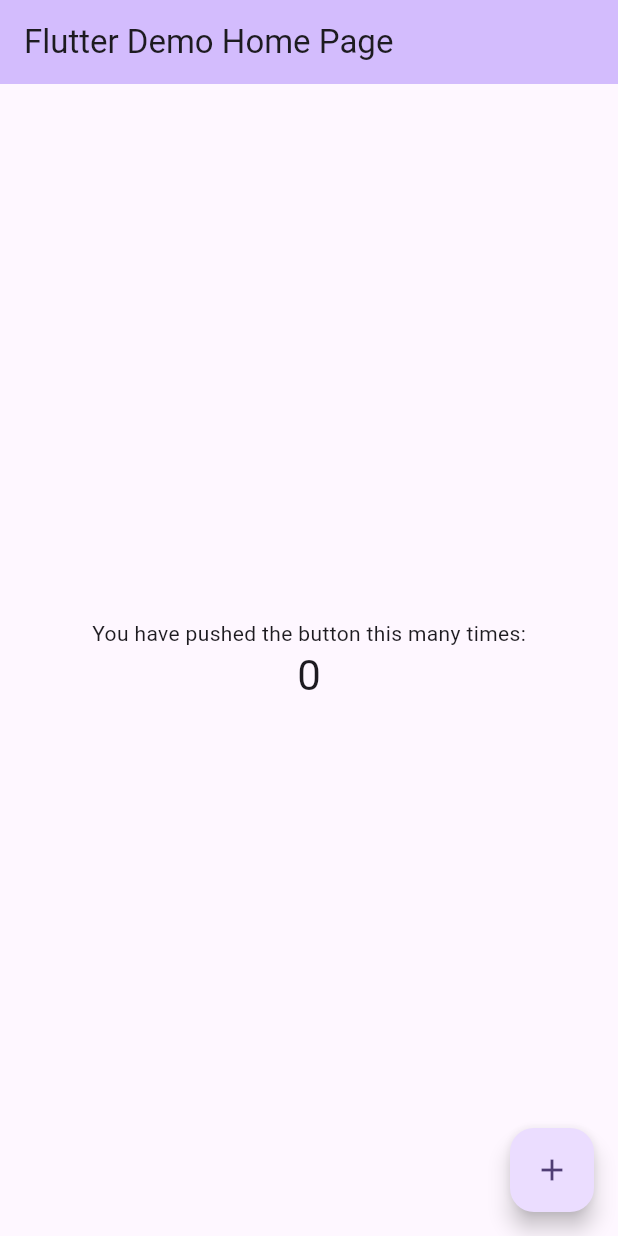
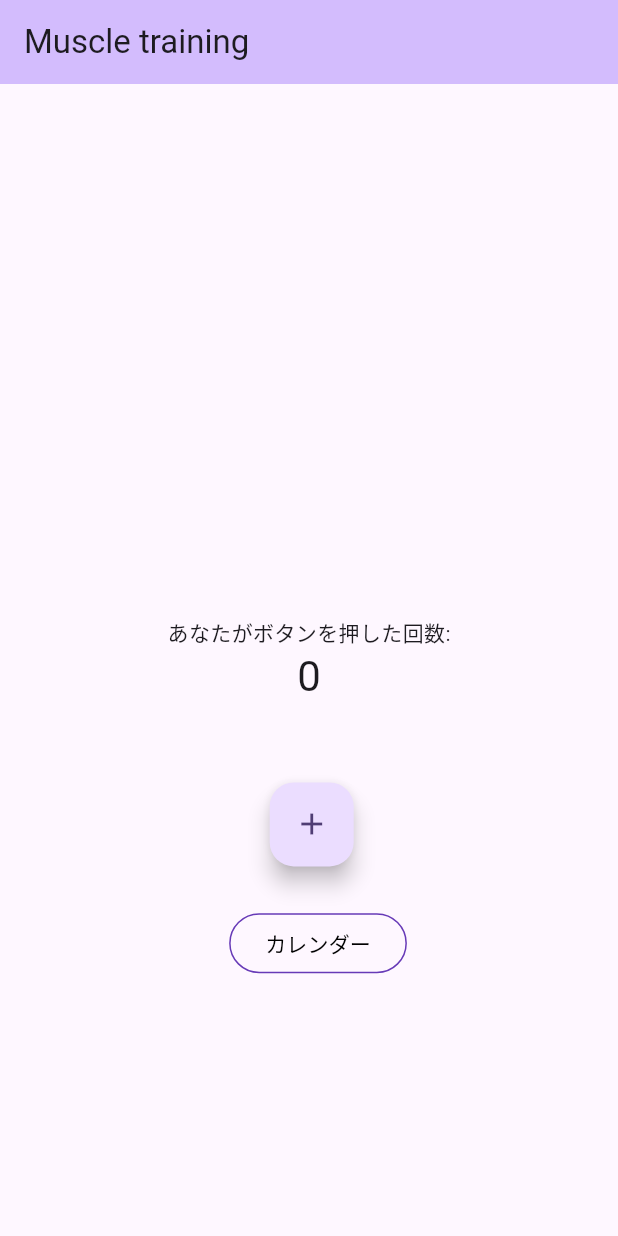
Before and after one commit to tsuchida-y/MuscleManagement_app, a Flutter app: the screen it shows after launch, on a phone screen of 412 x 824 dp. Run offline on Flutter 3.47's test engine with Material 3 defaults, Android fonts, the phone set to English and light mode, and no system bars; our stand-ins replace table_calendar.

Commit message:
基本画面の作成とカレンダーの作成

```diff
--- a/lib/main.dart
+++ b/lib/main.dart
@@ -1,53 +1,29 @@
 import 'package:flutter/material.dart';
+import 'calendar_page.dart';
 
 void main() {
-  runApp(const MyApp());
+  runApp(const MyApp()); //constで宣言した変数は変えることができない
 }
 
 class MyApp extends StatelessWidget {
   const MyApp({super.key});
-
-  // This widget is the root of your application.
   @override
   Widget build(BuildContext context) {
     return MaterialApp(
-      title: 'Flutter Demo',
+      title: 'Flutter',
       theme: ThemeData(
-        // This is the theme of your application.
-        //
-        // TRY THIS: Try running your application with "flutter run". You'll see
-        // the application has a blue toolbar. Then, without quitting the app,
-        // try changing the seedColor in the colorScheme below to Colors.green
-        // and then invoke "hot reload" (save your changes or press the "hot
-        // reload" button in a Flutter-supported IDE, or press "r" if you used
-        // the command line to start the app).
-        //
-        // Notice that the counter didn't reset back to zero; the application
-        // state is not lost during the reload. To reset the state, use hot
-        // restart instead.
-        //
-        // This works for code too, not just values: Most code changes can be
-        // tested with just a hot reload.
-        colorScheme: ColorScheme.fromSeed(seedColor: Colors.deepPurple),
+        //ウィジェットツリーの全体的なビジュアルテーマをカスタマイズするためのクラス。
+        colorScheme: ColorScheme.fromSeed(
+            seedColor: Colors.deepPurple), //作成したパレットからいい感じにしてくれる
         useMaterial3: true,
       ),
-      home: const MyHomePage(title: 'Flutter Demo Home Page'),
+      home: const MyHomePage(title: 'Muscle training'),
     );
   }
 }
 
 class MyHomePage extends StatefulWidget {
   const MyHomePage({super.key, required this.title});
-
-  // This widget is the home page of your application. It is stateful, meaning
-  // that it has a State object (defined below) that contains fields that affect
-  // how it looks.
-
-  // This class is the configuration for the state. It holds the values (in this
-  // case the title) provided by the parent (in this case the App widget) and
-  // used by the build method of the State. Fields in a Widget subclass are
-  // always marked "final".
-
   final String title;
 
   @override
@@ -55,71 +31,65 @@ class MyHomePage extends StatefulWidget {
 }
 
 class _MyHomePageState extends State<MyHomePage> {
-  int _counter = 0;
+  int counter = 0;
 
   void _incrementCounter() {
     setState(() {
-      // This call to setState tells the Flutter framework that something has
-      // changed in this State, which causes it to rerun the build method below
-      // so that the display can reflect the updated values. If we changed
-      // _counter without calling setState(), then the build method would not be
-      // called again, and so nothing would appear to happen.
-      _counter++;
+      counter++;
     });
   }
 
   @override
   Widget build(BuildContext context) {
-    // This method is rerun every time setState is called, for instance as done
-    // by the _incrementCounter method above.
-    //
-    // The Flutter framework has been optimized to make rerunning build methods
-    // fast, so that you can just rebuild anything that needs updating rather
-    // than having to individually change instances of widgets.
     return Scaffold(
       appBar: AppBar(
-        // TRY THIS: Try changing the color here to a specific color (to
-        // Colors.amber, perhaps?) and trigger a hot reload to see the AppBar
-        // change color while the other colors stay the same.
         backgroundColor: Theme.of(context).colorScheme.inversePrimary,
-        // Here we take the value from the MyHomePage object that was created by
-        // the App.build method, and use it to set our appbar title.
         title: Text(widget.title),
       ),
       body: Center(
-        // Center is a layout widget. It takes a single child and positions it
-        // in the middle of the parent.
         child: Column(
-          // Column is also a layout widget. It takes a list of children and
-          // arranges them vertically. By default, it sizes itself to fit its
-          // children horizontally, and tries to be as tall as its parent.
-          //
-          // Column has various properties to control how it sizes itself and
-          // how it positions its children. Here we use mainAxisAlignment to
-          // center the children vertically; the main axis here is the vertical
-          // axis because Columns are vertical (the cross axis would be
-          // horizontal).
-          //
-          // TRY THIS: Invoke "debug painting" (choose the "Toggle Debug Paint"
-          // action in the IDE, or press "p" in the console), to see the
-          // wireframe for each widget.
           mainAxisAlignment: MainAxisAlignment.center,
           children: <Widget>[
             const Text(
-              'You have pushed the button this many times:',
+              'あなたがボタンを押した回数:',
             ),
             Text(
-              '$_counter',
+              '$counter',
               style: Theme.of(context).textTheme.headlineMedium,
             ),
           ],
         ),
       ),
-      floatingActionButton: FloatingActionButton(
-        onPressed: _incrementCounter,
-        tooltip: 'Increment',
-        child: const Icon(Icons.add),
-      ), // This trailing comma makes auto-formatting nicer for build methods.
+      floatingActionButton: Stack(
+        //複数の子ウィジェットを重ねて表示する
+        children: <Widget>[
+          Align(
+            alignment: const Alignment(0.1, 0.4),
+            child: FloatingActionButton(
+              onPressed: _incrementCounter,
+              tooltip: 'Increment',
+              child: const Icon(Icons.add),
+            ),
+          ),
+          Align(
+            alignment: const Alignment(0.15, 0.6),
+            child: OutlinedButton(
+              style: OutlinedButton.styleFrom(
+                foregroundColor: Colors.black,
+                shape: const StadiumBorder(),
+                side: const BorderSide(color: Colors.deepPurple),
+              ),
+              onPressed: () {
+                Navigator.push(
+                    context,
+                    MaterialPageRoute(
+                        builder: (context) => const CalendarPage()));
+              },
+              child: const Text('カレンダー'),
+            ),
+          ),
+        ],
+      ),
     );
   }
 }
```
Also changed, not shown: lib/calendar_page.dart (added, +86 -0 lines), pubspec.yaml (+1 -69 lines), pubspec.lock.
